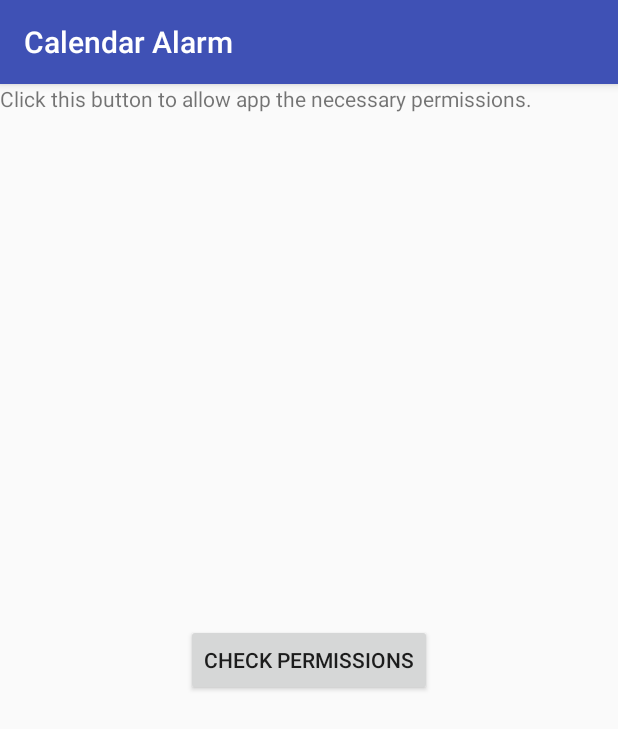
After one commit to arashdalir/CalendarAlarm, an Android app: the PermissionCheckActivity screen opened directly, with no data from a screen before it, on a phone screen of 412 x 824 dp. The commit adds this screen. Shown: the top 729 px of the screen. Run offline under Robolectric (Android 15) with nearby library versions, the phone set to English and light mode, and no system bars.

Commit message:
permission notification implemented

```diff
--- a/app/build.gradle
+++ b/app/build.gradle
@@ -22,11 +22,14 @@ android {
 }
 
 dependencies {
+    implementation 'com.android.support.constraint:constraint-layout:1.0.2'
+    implementation 'com.android.support:design:26.1.0'
     compile fileTree(include: ['*.jar'], dir: 'libs')
     androidTestCompile('com.android.support.test.espresso:espresso-core:2.2.2', {
         exclude group: 'com.android.support', module: 'support-annotations'
     })
     compile 'com.android.support:appcompat-v7:26.1.0'
     compile 'com.android.support:support-v4:26.1.0'
+    compile 'com.android.support:support-compat:26.1.0'
     testCompile 'junit:junit:4.12'
 }
--- /dev/null
+++ b/app/src/main/java/com/arashdalir/calendaralarm/PermissionCheckActivity.java
@@ -0,0 +1,40 @@
+package com.arashdalir.calendaralarm;
+
+import android.content.Context;
+import android.support.v7.app.AppCompatActivity;
+import android.os.Bundle;
+import android.view.View;
+
+import java.util.List;
+
+public class PermissionCheckActivity extends AppCompatActivity {
+
+    @Override
+    protected void onCreate(Bundle savedInstanceState) {
+        super.onCreate(savedInstanceState);
+        setContentView(R.layout.activity_permission_check);
+    }
+
+    public void checkPermissions(View view) {
+        Context context = (Context) this;
+        if (!AlarmCalenderHelper.checkPermissions(context)) {
+            List<String> permissionsList = AlarmCalenderHelper.getPermissions(context);
+
+            // Permission is not granted
+            // Should we show an explanation?
+            boolean request = true;
+            for (int i = 0; i < permissionsList.size(); i++) {
+                if (shouldShowRequestPermissionRationale(permissionsList.get(i))) {
+                    request = false;
+                }
+                else
+                {
+                    String[] permissions = new String[permissionsList.size()];
+                    permissions = permissionsList.toArray(permissions);
+                    requestPermissions(permissions, 1);
+                }
+            }
+            setContentView(R.layout.activity_permission_check);
+        }
+    }
+}
--- /dev/null
+++ b/app/src/main/res/layout/activity_permission_check.xml
@@ -0,0 +1,25 @@
+<?xml version="1.0" encoding="utf-8"?>
+<android.support.constraint.ConstraintLayout xmlns:android="http://schemas.android.com/apk/res/android"
+    xmlns:app="http://schemas.android.com/apk/res-auto"
+    xmlns:tools="http://schemas.android.com/tools"
+    android:layout_width="match_parent"
+    android:layout_height="match_parent"
+    tools:context=".PermissionCheckActivity">
+
+    <TextView
+        android:layout_width="match_parent"
+        android:layout_height="wrap_content"
+        android:text="Click this button to allow app the necessary permissions."/>
+
+    <Button
+        android:id="@+id/button"
+        android:layout_width="wrap_content"
+        android:layout_height="wrap_content"
+        android:onClick="checkPermissions"
+        android:text="@string/check_permissions"
+        app:layout_constraintBottom_toBottomOf="parent"
+        app:layout_constraintEnd_toEndOf="parent"
+        app:layout_constraintHorizontal_bias="0.5"
+        app:layout_constraintStart_toStartOf="parent"
+        app:layout_constraintTop_toTopOf="parent" />
+</android.support.constraint.ConstraintLayout>
--- /dev/null
+++ b/app/src/main/res/values/dimens.xml
@@ -0,0 +1,3 @@
+<resources>
+    <dimen name="fab_margin">16dp</dimen>
+</resources>
--- a/app/src/main/res/values/strings.xml
+++ b/app/src/main/res/values/strings.xml
@@ -11,4 +11,9 @@
 
     <string name="pref_title_vibrate">Vibrate</string>
     <string name="pref_title_calendars">Calendars</string>
+
+    <string name="pref_header_permissions">Permissions</string>
+    <string name="permission_status">Permission Status</string>
+    <string name="title_activity_permission_check">Permission Check</string>
+    <string name="check_permissions">Check Permissions</string>
 </resources>
--- a/app/src/main/res/xml/pref_headers.xml
+++ b/app/src/main/res/xml/pref_headers.xml
@@ -5,4 +5,8 @@
         android:fragment="com.arashdalir.calendaralarm.SettingsActivity$GeneralPreferenceFragment"
         android:icon="@drawable/ic_info_black_24dp"
         android:title="@string/pref_header_general" />
+    <header
+        android:fragment="com.arashdalir.calendaralarm.SettingsActivity$PermissionsPreferenceFragment"
+        android:icon="@drawable/ic_info_black_24dp"
+        android:title="@string/pref_header_permissions" />
 </preference-headers>
--- /dev/null
+++ b/app/src/main/res/xml/pref_permissions.xml
@@ -0,0 +1,5 @@
+<PreferenceScreen xmlns:android="http://schemas.android.com/apk/res/android">
+    <Preference>
+        <intent android:action="com.arashdalir.calendaralarm.PermissionsCheckActivity"/>
+    </Preference>
+</PreferenceScreen>
```
Also changed, not shown: app/src/main/AndroidManifest.xml (+15 -3 lines), app/src/main/java/com/arashdalir/calendaralarm/AlarmCalenderHelper.java (+53 -11 lines), app/src/main/java/com/arashdalir/calendaralarm/AlarmManagerService.java (+36 -8 lines), app/src/main/java/com/arashdalir/calendaralarm/SettingsActivity.java (+23 -19 lines), app/src/main/res/values/styles.xml (+9 -0 lines).
